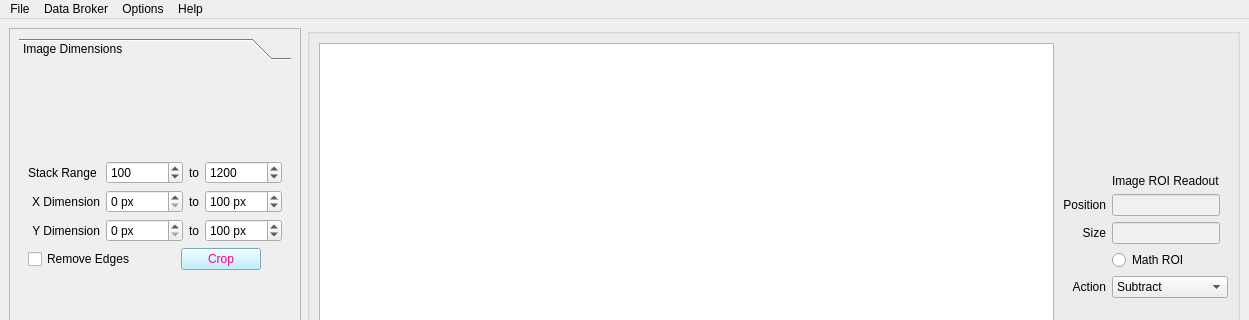
Old version of the form mainwindow_admin.ui in the repository pattammattel/MIDAS_Admin; both pictures show x 0 to 1249 and y 0 to 320 of the 1249 by 863 pixel window.
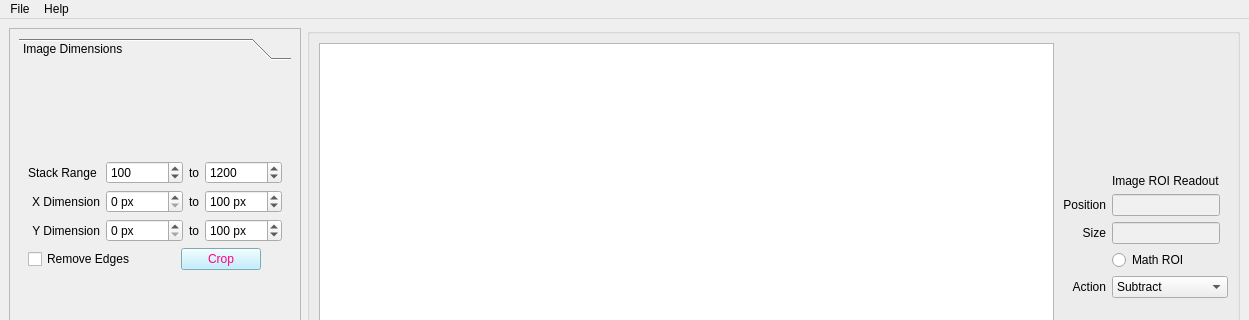
New version of the form. Custom widgets are drawn as their Qt base class.

```diff
--- a/mainwindow_admin.ui
+++ b/mainwindow_admin.ui
@@ -1309,25 +1309,7 @@
     <addaction name="actionSave_as"/>
     <addaction name="actionExit"/>
    </widget>
-   <widget class="QMenu" name="menuOpen">
-    <property name="title">
-     <string>Options</string>
-    </property>
-    <addaction name="actionOpen_PyXRF"/>
-    <addaction name="actionOpen_Image_J"/>
-    <addaction name="actionOpen_TomViz"/>
-    <addaction name="actionOpen_Mantis"/>
-    <addaction name="actionOpen_Athena"/>
-   </widget>
-   <widget class="QMenu" name="menuData_Broker">
-    <property name="title">
-     <string>Data Broker</string>
-    </property>
-    <addaction name="actionOpen_HXN_DB"/>
-   </widget>
    <addaction name="menuFile"/>
-   <addaction name="menuData_Broker"/>
-   <addaction name="menuOpen"/>
    <addaction name="menuManual"/>
   </widget>
   <widget class="QStatusBar" name="statusbar_main"/>
```
